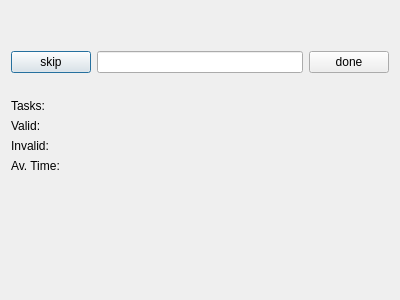
xffox/brainer, file gui/ui/TaskDialog.ui: the form before one commit.
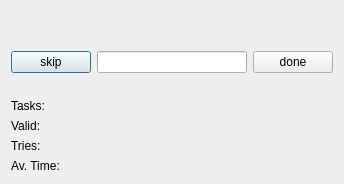
The form after the commit.

Commit message: dict task

```diff
--- a/gui/ui/TaskDialog.ui
+++ b/gui/ui/TaskDialog.ui
@@ -14,6 +14,9 @@
    <string>Dialog</string>
   </property>
   <layout class="QVBoxLayout" name="verticalLayout_2">
+   <property name="sizeConstraint">
+    <enum>QLayout::SetFixedSize</enum>
+   </property>
    <item>
     <layout class="QVBoxLayout" name="verticalLayout">
      <item>
@@ -47,6 +50,12 @@
        </item>
        <item>
         <widget class="QLineEdit" name="resultEdit">
+         <property name="minimumSize">
+          <size>
+           <width>150</width>
+           <height>0</height>
+          </size>
+         </property>
          <property name="alignment">
           <set>Qt::AlignRight|Qt::AlignTrailing|Qt::AlignVCenter</set>
          </property>
@@ -104,7 +113,7 @@
        <item row="2" column="0">
         <widget class="QLabel" name="invalidTextLabel">
          <property name="text">
-          <string>Invalid:</string>
+          <string>Tries:</string>
          </property>
         </widget>
        </item>
@@ -131,19 +140,6 @@
        </item>
       </layout>
      </item>
-     <item>
-      <spacer name="verticalSpacer">
-       <property name="orientation">
-        <enum>Qt::Vertical</enum>
-       </property>
-       <property name="sizeHint" stdset="0">
-        <size>
-         <width>20</width>
-         <height>40</height>
-        </size>
-       </property>
-      </spacer>
-     </item>
     </layout>
    </item>
   </layout>
```
Left out of the diff: 4 changed lines with no effect on the pictures. The commit also changes 32 other files.
